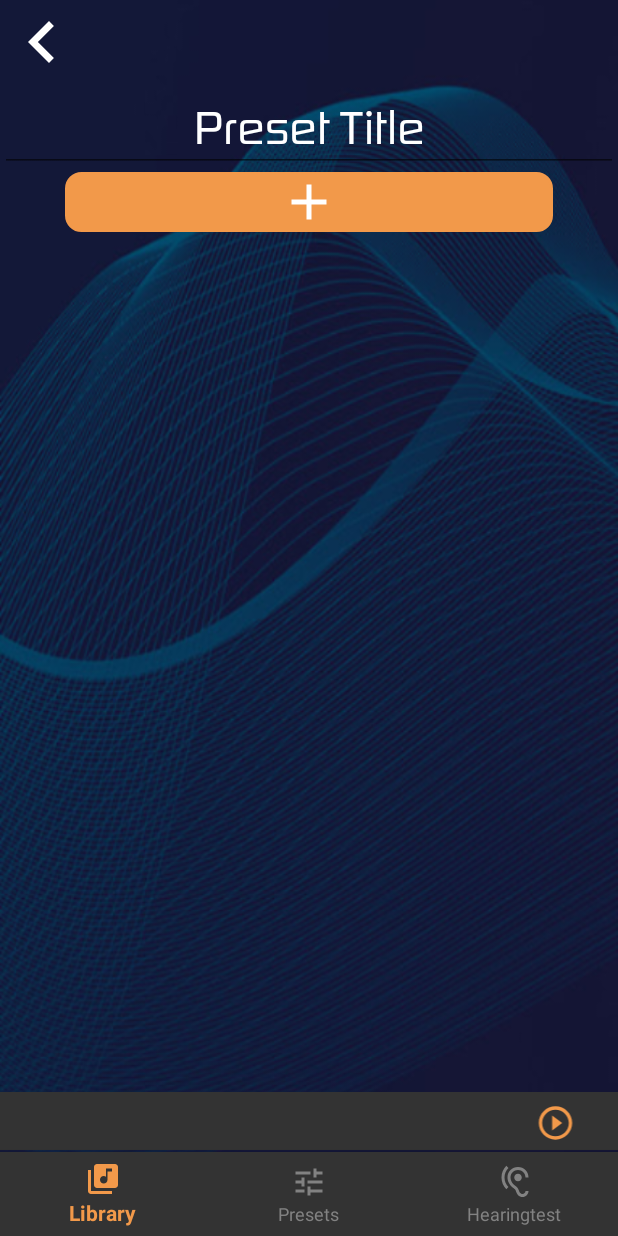
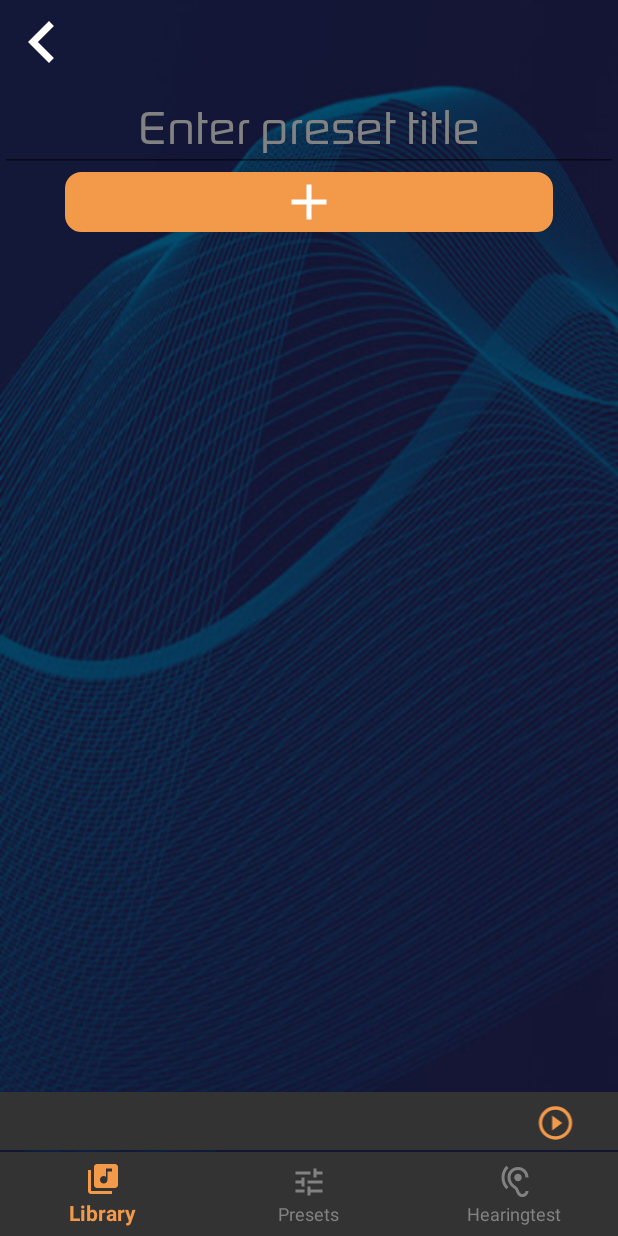
Before and after one commit to David758b/Audientes, an Android app: the PresetItemNew screen opened through its navigation route, on a phone screen of 412 x 824 dp. Run offline under Robolectric (Android 15) with nearby library versions, the phone set to English and light mode, and no system bars.

Commit message:
hint preset item

```diff
--- a/app/src/main/res/layout/preset_item_new.xml
+++ b/app/src/main/res/layout/preset_item_new.xml
@@ -21,7 +21,8 @@
         android:textSize="32dp"
 
         android:fontFamily="@font/audientes_font"
-        android:text="Preset Title"
+        android:hint="Enter preset title"
+        android:textColorHint="@color/LightGrey"
 
         />
 
```
